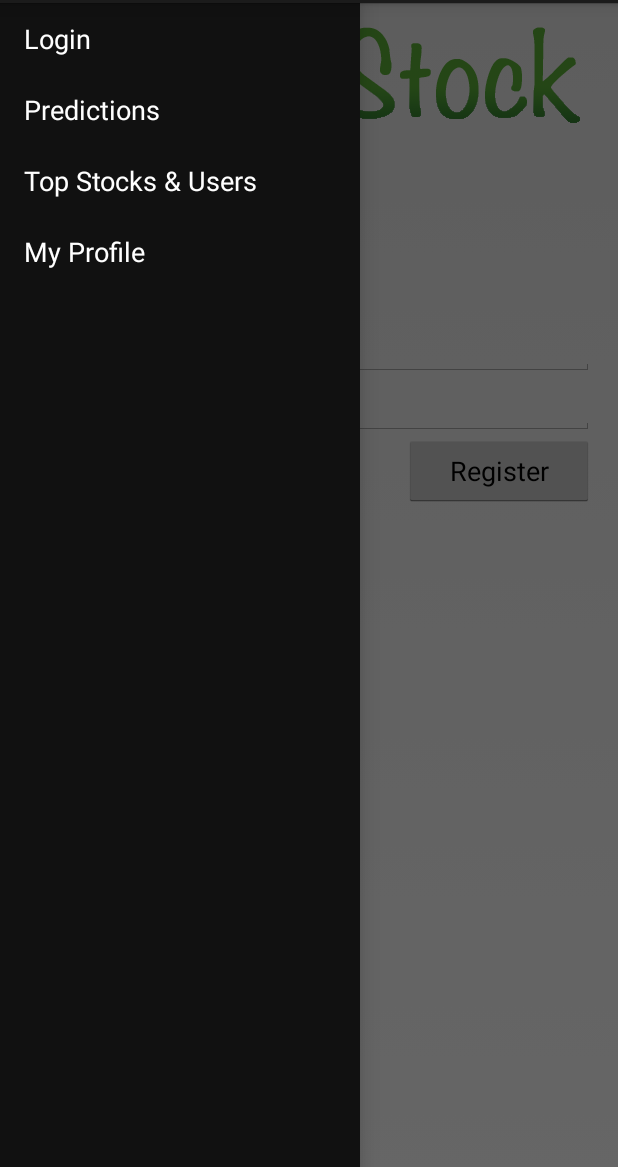
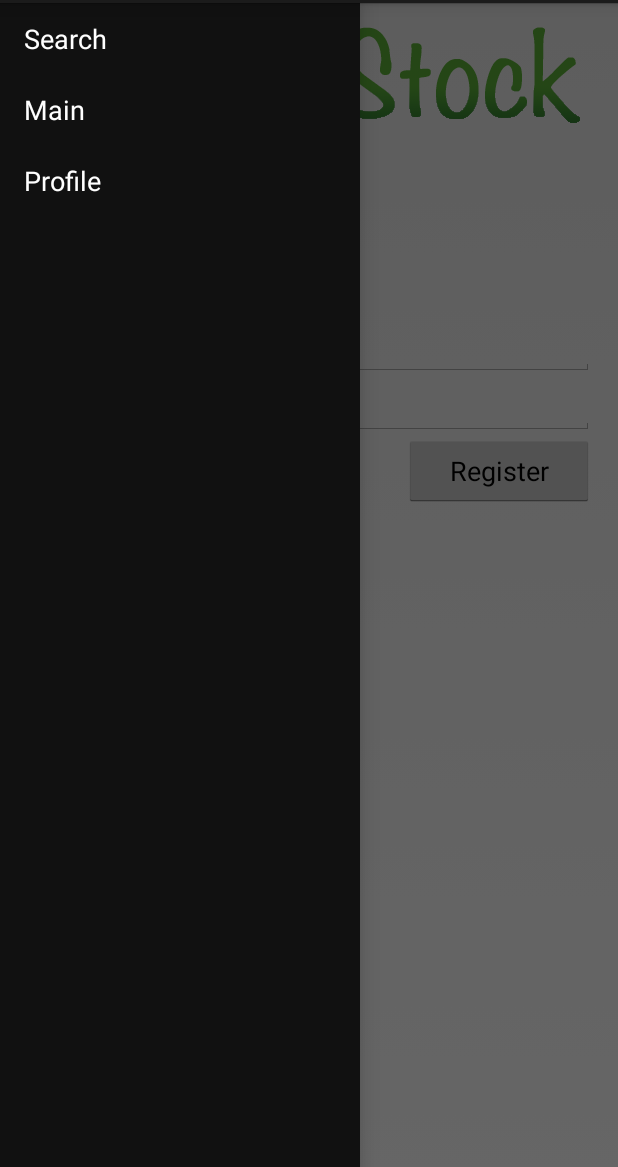
Before and after one commit to mcclayton/CrowdStock, an Android app: the screen it shows after launch (MainActivity), with the side drawer open, on a phone screen of 412 x 824 dp, the part 69-1236 px from its top. Run offline under Robolectric (Android 15) with nearby library versions, the phone set to English and light mode, and no system bars.

Commit message:
Created static class for handling NavDrawer initialization and activity traversal.

```diff
--- a/Android/app/src/main/java/com/crowdstock/app/main/MainActivity.java
+++ b/Android/app/src/main/java/com/crowdstock/app/main/MainActivity.java
@@ -17,11 +17,11 @@ import android.widget.Toast;
 import com.crowdstock.app.R;
 import com.crowdstock.app.utils.Connectivity;
 import com.crowdstock.app.utils.HttpRequest;
+import com.crowdstock.app.utils.NavigationDrawer;
 
 
 public class MainActivity extends Activity {
     private DrawerLayout mDrawerLayout;
-    String[] activityNames = {"Login", "Predictions", "Top Stocks & Users", "My Profile"};
     private ListView mDrawerList;
 
     @Override
@@ -29,12 +29,15 @@ public class MainActivity extends Activity {
         super.onCreate(savedInstanceState);
         setContentView(R.layout.activity_main);
 
+        // Initialize the drawer items
+        NavigationDrawer.initDrawerItems(this);
+
         mDrawerLayout = (DrawerLayout) findViewById(R.id.drawer_layout);
         mDrawerList = (ListView) findViewById(R.id.left_drawer);
 
         // Set the adapter for the list view
         mDrawerList.setAdapter(new ArrayAdapter<String>(this,
-                R.layout.drawer_list_item, activityNames));
+                R.layout.drawer_list_item, NavigationDrawer.getActivityNames()));
         mDrawerList.setOnItemClickListener(new DrawerItemClickListener());
     }
 
@@ -100,8 +103,9 @@ public class MainActivity extends Activity {
     private class DrawerItemClickListener implements ListView.OnItemClickListener {
         @Override
         public void onItemClick(AdapterView parent, View view, int position, long id) {
-            Toast.makeText(parent.getContext(), activityNames[position], Toast.LENGTH_SHORT).show();
-            mDrawerList.setItemChecked(position, true);
+            // Switch the activity to the one selected in the drawer
+            String activityNameSelected = NavigationDrawer.getActivityNames()[position];
+            startActivity(NavigationDrawer.getActivityIntentMap().get(activityNameSelected));
         }
     }
 }
--- /dev/null
+++ b/Android/app/src/main/java/com/crowdstock/app/utils/NavigationDrawer.java
@@ -0,0 +1,43 @@
+package com.crowdstock.app.utils;
+
+import android.content.Context;
+import android.content.Intent;
+
+import com.crowdstock.app.main.MainActivity;
+import com.crowdstock.app.main.SearchActivity;
+import com.crowdstock.app.main.UserProfileActivity;
+
+import java.util.HashMap;
+
+/**
+ * Created by Michael Clayton on 10/8/14.
+ */
+public class NavigationDrawer {
+
+    static HashMap<String, Intent> activityMap = new HashMap<String, Intent>();
+
+    public static void initDrawerItems(Context c) {
+        Intent main = new Intent(c, MainActivity.class);
+        Intent search = new Intent(c, SearchActivity.class);
+        Intent userProfile = new Intent(c, UserProfileActivity.class);
+
+        activityMap.put("Main", main);
+        activityMap.put("Search", search);
+        activityMap.put("Profile", userProfile);
+
+
+    }
+
+    public static String[] getActivityNames() {
+        String[] activityNames = new String[activityMap.size()];
+        int i=0;
+        for (String s : activityMap.keySet()) {
+            activityNames[i++] = s;
+        }
+        return activityNames;
+    }
+
+    public static HashMap<String, Intent> getActivityIntentMap() {
+        return activityMap;
+    }
+}
```
